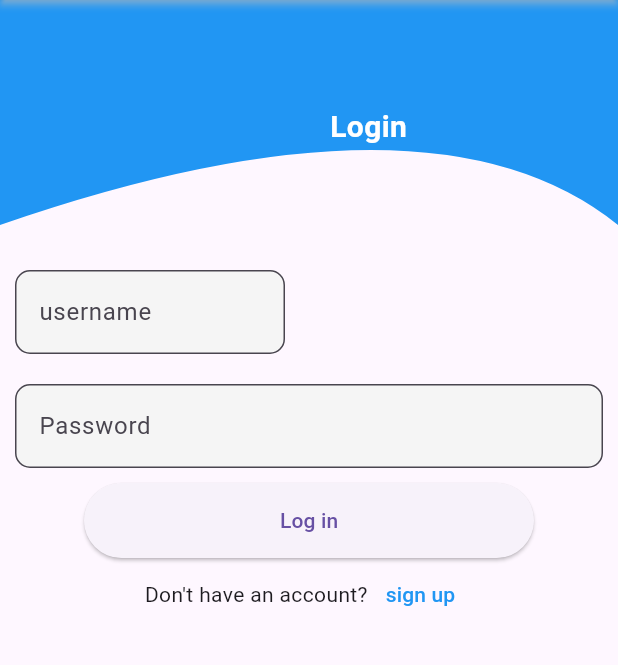
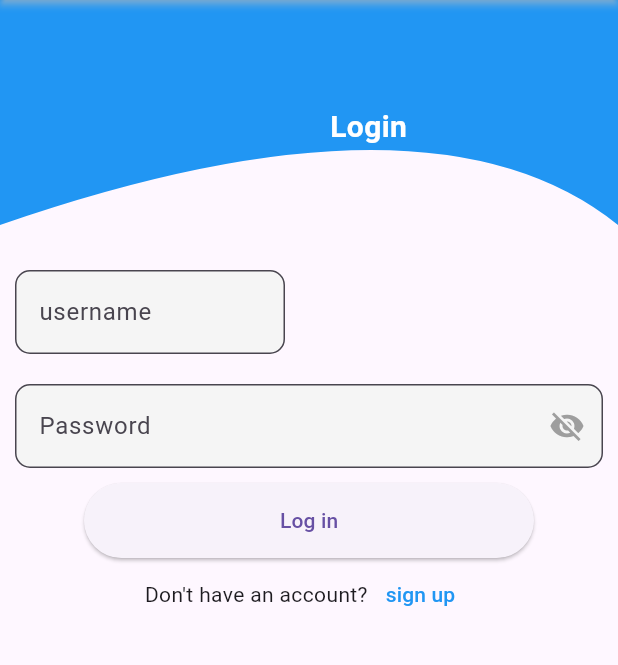
Before and after one commit to NNDipuIslam/email, a Flutter app: the screen it shows after launch, on a phone screen of 412 x 824 dp, the part 84-749 px from its top. Run offline on Flutter 3.47's test engine with Material 3 defaults, Android fonts, the phone set to English and light mode, and no system bars; our stand-ins replace bloc, flutter_bloc.

Commit message:
complete password visibility

```diff
--- a/lib/features/models/domain_post_ui_data_model.dart
+++ b/lib/features/models/domain_post_ui_data_model.dart
@@ -1,5 +1,3 @@
-import 'dart:convert';
-
 class PostsUiDataModel {
   String id;
   String domain;
--- a/lib/features/models/messages_ui_data_model.dart
+++ b/lib/features/models/messages_ui_data_model.dart
@@ -1,7 +1,3 @@
-// To parse this JSON data, do
-//
-//     final messageuiDataModel = messageuiDataModelFromJson(jsonString);
-
 import 'dart:convert';
 
 List<MessageuiDataModel> messageuiDataModelFromJson(String str) =>
--- a/lib/features/ui/login.dart
+++ b/lib/features/ui/login.dart
@@ -84,10 +84,17 @@ class _loginState extends State<login> {
             ),
             Container(
               padding: EdgeInsets.all(10),
-              child: TextField(
+              child: BlocBuilder<AccountBloc, AccountState>(
+                bloc: accountBloc,
+                builder: (context, state) {
+                  bool obscure = true;
+                  if (state is PasswordVisibilityChangeState) {
+                    obscure = state.isPasswordVisible;
+                  }
+                  return TextField(
                     controller: passwordController,
                     style: TextStyle(),
-                // obscureText: _obsecure,
+                    obscureText: obscure,
                     decoration: InputDecoration(
                       fillColor: Colors.grey.shade100,
                       filled: true,
@@ -95,16 +102,18 @@ class _loginState extends State<login> {
                       border: OutlineInputBorder(
                         borderRadius: BorderRadius.circular(10),
                       ),
-                  /*suffixIcon: IconButton(
+                      suffixIcon: IconButton(
                         onPressed: () {
-                      //   accountBloc.add(PasswordVisibilityChangeEvent());
+                          accountBloc.add(PasswordVisibilityChangeEvent());
                         },
                         icon: Icon(
-                        // _obsecure ? Icons.visibility_off : Icons.visibility,
-                        // color: Colors.grey,
-                        )
-                  )*/
+                          obscure ? Icons.visibility_off : Icons.visibility,
+                          color: Colors.grey,
                         ),
+                      ),
+                    ),
+                  );
+                },
               ),
             ),
             ElevatedButton(
```
Also changed, not shown: lib/features/bloc/posts_bloc.dart (+0 -9 lines), lib/features/repos/check_account_repo.dart (+3 -5 lines), lib/features/repos/message_inbox_repo.dart (+1 -25 lines), lib/features/ui/create.dart (+16 -8 lines), lib/features/ui/dashboard.dart (+41 -6 lines). Lines whose indentation alone changed are shown as unchanged.
